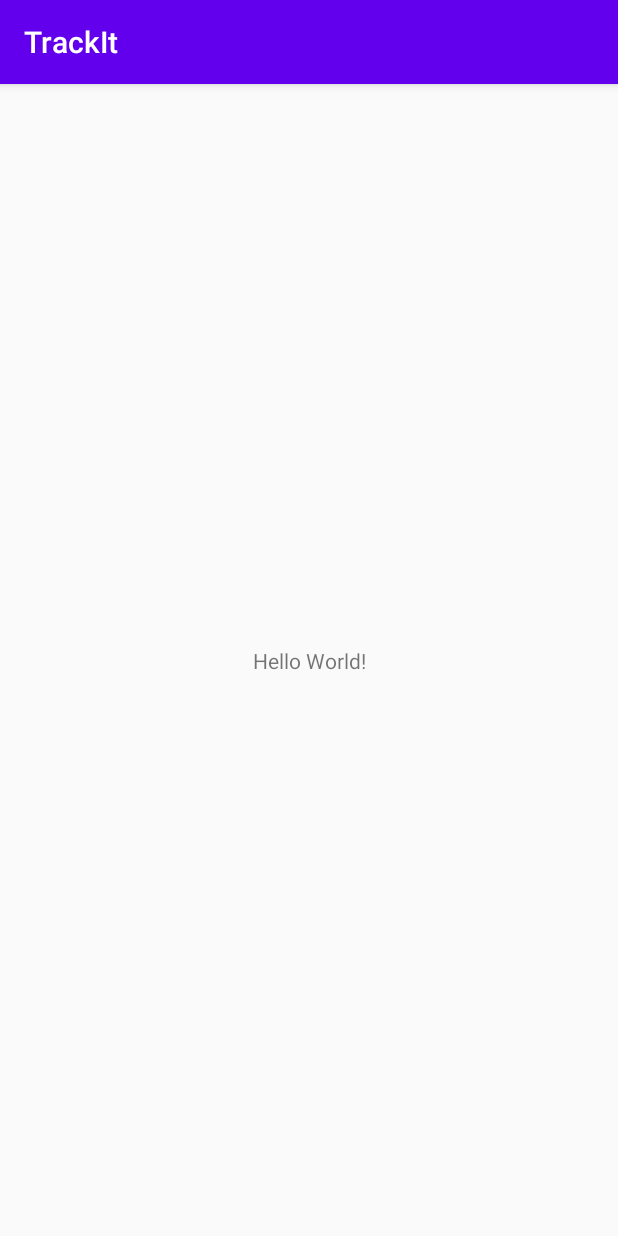
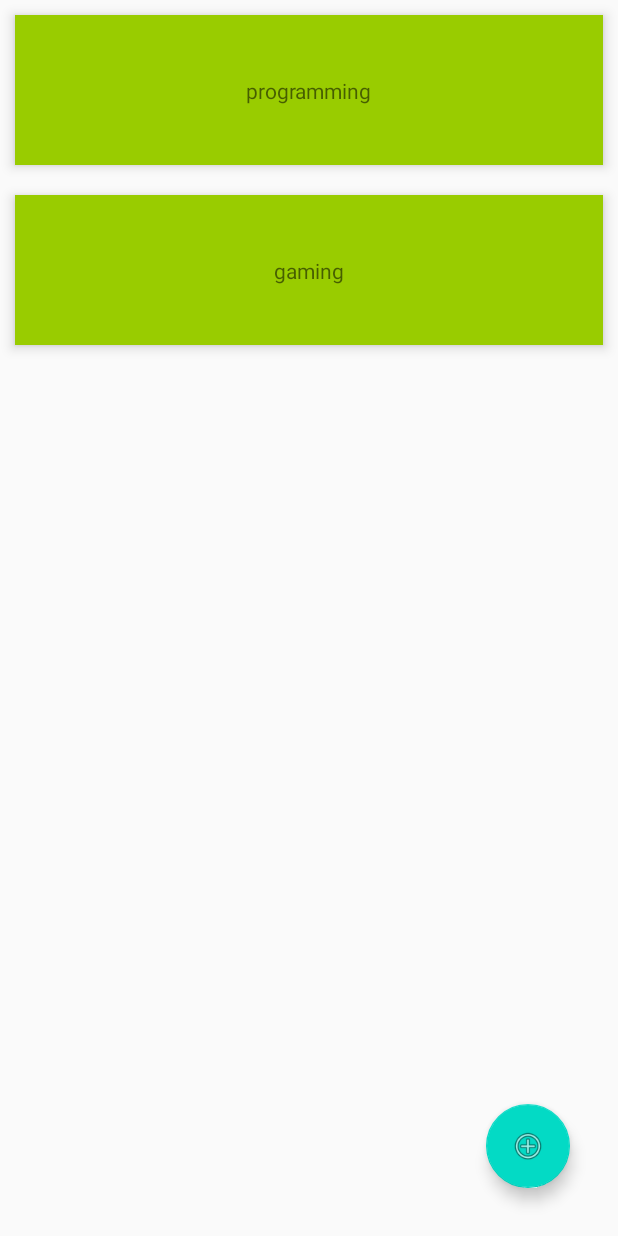
Before and after one commit to dianasebo/trackit, an Android app: the screen it shows after launch (MainActivity before the commit, ViewHabitsActivity after it), on a phone screen of 412 x 824 dp. Run offline under Robolectric (Android 15) with nearby library versions, the phone set to English and light mode, and no system bars.

Commit message:
Initial habits view design

```diff
--- a/app/src/main/AndroidManifest.xml
+++ b/app/src/main/AndroidManifest.xml
@@ -9,6 +9,11 @@
         android:roundIcon="@mipmap/ic_launcher_round"
         android:supportsRtl="true"
         android:theme="@style/AppTheme">
+
+        <activity
+            android:name=".ViewHabitsActivity"
+            android:label="@string/title_activity_view_habits"/>
+
         <activity android:name=".MainActivity">
             <intent-filter>
                 <action android:name="android.intent.action.MAIN" />
--- a/app/src/main/java/org/trackit/MainActivity.kt
+++ b/app/src/main/java/org/trackit/MainActivity.kt
@@ -1,5 +1,6 @@
 package org.trackit
 
+import android.content.Intent
 import androidx.appcompat.app.AppCompatActivity
 import android.os.Bundle
 
@@ -8,5 +9,6 @@ class MainActivity : AppCompatActivity() {
     override fun onCreate(savedInstanceState: Bundle?) {
         super.onCreate(savedInstanceState)
         setContentView(R.layout.activity_main)
+        startActivity(Intent(this, ViewHabitsActivity::class.java))
     }
 }
--- /dev/null
+++ b/app/src/main/java/org/trackit/ViewHabitsActivity.kt
@@ -0,0 +1,142 @@
+package org.trackit
+
+import android.content.Context
+import android.graphics.Canvas
+import android.os.Bundle
+import android.view.LayoutInflater
+import android.view.View
+import android.view.ViewGroup
+import androidx.appcompat.app.AlertDialog
+import androidx.appcompat.app.AppCompatActivity
+import androidx.core.content.ContextCompat
+import androidx.databinding.ObservableArrayList
+import androidx.databinding.ObservableList
+import androidx.lifecycle.LiveData
+import androidx.lifecycle.Observer
+import androidx.lifecycle.MutableLiveData
+import androidx.recyclerview.widget.ItemTouchHelper
+import androidx.recyclerview.widget.LinearLayoutManager
+import androidx.recyclerview.widget.RecyclerView
+import com.google.android.material.snackbar.Snackbar
+import kotlinx.android.synthetic.main.activity_view_habits.*
+import kotlinx.android.synthetic.main.habit_details.view.*
+import kotlinx.android.synthetic.main.habit.view.*
+import org.trackit.data.Habit
+
+class ViewHabitsActivity : AppCompatActivity() {
+    private val habitsLiveData = MutableLiveData<List<Habit>>()
+
+    private lateinit var recyclerView: RecyclerView
+    private lateinit var viewAdapter: RecyclerView.Adapter<*>
+    private lateinit var viewManager: RecyclerView.LayoutManager
+    override fun onCreate(savedInstanceState: Bundle?) {
+        super.onCreate(savedInstanceState)
+        setContentView(R.layout.activity_view_habits)
+        val habits = listOf(Habit("programming"), Habit("gaming")).toMutableList()
+        updateUI(habits)
+        btn_add_habit.setOnClickListener { HabitPopup(this) { habits.add(it); updateUI(habits) }.show() }
+        habitsLiveData.observe(this, Observer { initializeRecyclerView(it) })
+    }
+
+    private fun updateUI(habits: MutableList<Habit>) {
+        habitsLiveData.postValue(habits)
+        if (habits.isEmpty()) {
+            rv_habits.visibility = View.INVISIBLE
+            tv_no_habits.visibility = View.VISIBLE
+        } else {
+            rv_habits.visibility = View.VISIBLE
+            tv_no_habits.visibility = View.INVISIBLE
+        }
+    }
+
+    private fun initializeRecyclerView(habits: List<Habit>) {
+        val habitAdapter = HabitAdapter(layout_view_habits, habits.toMutableList())
+        viewManager = LinearLayoutManager(this)
+        viewAdapter = habitAdapter
+        recyclerView = rv_habits.apply {
+            setHasFixedSize(true)
+            layoutManager = viewManager
+            adapter = viewAdapter
+        }
+        val swipeHelper = ItemTouchHelper(SwipeToDeleteHabit(this, habitAdapter))
+        swipeHelper.attachToRecyclerView(recyclerView)
+    }
+}
+
+class HabitAdapter(private val parent: View, private val habits: MutableList<Habit>) : RecyclerView.Adapter<HabitAdapter.HabitViewHolder>() {
+
+    class HabitViewHolder(val view: View) : RecyclerView.ViewHolder(view)
+
+    override fun onCreateViewHolder(parent: ViewGroup, viewType: Int): HabitViewHolder {
+        return HabitViewHolder(LayoutInflater.from(parent.context).inflate(R.layout.habit, parent, false))
+    }
+
+    override fun onBindViewHolder(holder: HabitViewHolder, position: Int) {
+        val habit = habits[position]
+        holder.view.tv_habit_name.text = habit.name
+        holder.view.setOnClickListener {
+            HabitPopup(parent.context, habit) { notifyItemChanged(position) }.show()
+        }
+    }
+
+    override fun getItemCount(): Int = habits.size
+
+    fun deleteItem(position: Int) {
+        val deletedHabit = habits.removeAt(position)
+        notifyItemRemoved(position)
+        showUndoSnackbar(position, deletedHabit)
+    }
+
+    private fun showUndoSnackbar(position: Int, deletedHabit: Habit) {
+        Snackbar.make(parent, "Habit deleted", Snackbar.LENGTH_LONG)
+            .setAction("Undo") { undoDelete(position, deletedHabit) }
+            .show()
+    }
+
+    private fun undoDelete(position: Int, deletedHabit: Habit) {
+        habits.add(position, deletedHabit)
+        notifyItemInserted(position)
+    }
+}
+
+class HabitPopup(private val context: Context, private val habit: Habit = Habit(), private val onSave: (Habit) -> Unit = { }) {
+    fun show() {
+        val dialogView = View.inflate(context, R.layout.habit_details, null)
+        val alertDialog = AlertDialog.Builder(context).create()
+        dialogView.txt_habit_name.setText(habit.name)
+
+        dialogView.btn_save.setOnClickListener {
+            habit.name = dialogView.txt_habit_name.text.toString()
+            onSave(habit)
+            alertDialog.dismiss()
+        }
+        dialogView.btn_cancel.setOnClickListener { alertDialog.dismiss() }
+        alertDialog.setView(dialogView)
+        alertDialog.show()
+    }
+}
+
+class SwipeToDeleteHabit(context: Context, private val adapter: HabitAdapter) : ItemTouchHelper.SimpleCallback(0, ItemTouchHelper.RIGHT) {
+    private val icon = ContextCompat.getDrawable(context, android.R.drawable.ic_menu_delete)!!
+
+    override fun onChildDraw(c: Canvas, recyclerView: RecyclerView, viewHolder: RecyclerView.ViewHolder, dX: Float, dY: Float, actionState: Int, isCurrentlyActive: Boolean ) {
+        super.onChildDraw(c, recyclerView, viewHolder, dX, dY, actionState, isCurrentlyActive)
+
+        if (dX > 0) {
+            val item = viewHolder.itemView
+            val iconMargin = (item.height - icon.intrinsicHeight) / 2
+            val iconTop = item.top + iconMargin
+            val iconBottom = iconTop + icon.intrinsicHeight
+            val iconLeft = item.left + iconMargin
+            val iconRight = item.left + iconMargin + icon.intrinsicWidth
+            icon.setBounds(iconLeft, iconTop, iconRight, iconBottom)
+        }
+        icon.draw(c)
+    }
+
+    override fun onMove(recyclerView: RecyclerView, viewHolder: RecyclerView.ViewHolder, target: RecyclerView.ViewHolder): Boolean { return false }
+
+    override fun onSwiped(viewHolder: RecyclerView.ViewHolder, direction: Int) {
+        adapter.deleteItem(viewHolder.adapterPosition)
+    }
+}
--- /dev/null
+++ b/app/src/main/java/org/trackit/data/Habit.kt
@@ -0,0 +1,3 @@
+package org.trackit.data
+
+data class Habit(var name: String = "") : Any()
--- /dev/null
+++ b/app/src/main/res/layout/activity_view_habits.xml
@@ -0,0 +1,43 @@
+<?xml version="1.0" encoding="utf-8"?>
+<androidx.coordinatorlayout.widget.CoordinatorLayout
+    android:id="@+id/layout_view_habits"
+    xmlns:android="http://schemas.android.com/apk/res/android"
+    xmlns:app="http://schemas.android.com/apk/res-auto"
+    android:layout_width="match_parent"
+    android:layout_height="match_parent">
+    <androidx.constraintlayout.widget.ConstraintLayout
+        android:layout_width="match_parent"
+        android:layout_height="match_parent">
+
+        <androidx.recyclerview.widget.RecyclerView
+            android:id="@+id/rv_habits"
+            android:layout_width="match_parent"
+            android:layout_height="match_parent"
+            app:layout_constraintBottom_toBottomOf="parent"
+            app:layout_constraintEnd_toEndOf="parent"
+            app:layout_constraintStart_toStartOf="parent"
+            app:layout_constraintTop_toTopOf="parent" />
+
+        <com.google.android.material.floatingactionbutton.FloatingActionButton
+            android:id="@+id/btn_add_habit"
+            android:layout_width="wrap_content"
+            android:layout_height="wrap_content"
+            android:layout_marginEnd="32dp"
+            android:layout_marginBottom="32dp"
+            android:clickable="true"
+            android:focusable="true"
+            app:layout_constraintBottom_toBottomOf="parent"
+            app:layout_constraintEnd_toEndOf="parent"
+            app:srcCompat="@android:drawable/ic_menu_add" />
+
+        <TextView
+            android:id="@+id/tv_no_habits"
+            android:layout_width="wrap_content"
+            android:layout_height="wrap_content"
+            android:text="You have not added any habits yet.."
+            app:layout_constraintBottom_toTopOf="parent"
+            app:layout_constraintEnd_toStartOf="parent"
+            app:layout_constraintStart_toEndOf="parent"
+            app:layout_constraintTop_toBottomOf="parent" />
+    </androidx.constraintlayout.widget.ConstraintLayout>
+</androidx.coordinatorlayout.widget.CoordinatorLayout>
--- /dev/null
+++ b/app/src/main/res/layout/habit.xml
@@ -0,0 +1,21 @@
+<?xml version="1.0" encoding="utf-8"?>
+<androidx.constraintlayout.widget.ConstraintLayout xmlns:android="http://schemas.android.com/apk/res/android"
+    xmlns:app="http://schemas.android.com/apk/res-auto"
+    xmlns:tools="http://schemas.android.com/tools"
+    android:layout_width="match_parent"
+    android:layout_height="100dp"
+    android:layout_margin="10dp"
+    android:background="@android:color/holo_green_light"
+    android:elevation="5dp">
+
+    <TextView
+        android:id="@+id/tv_habit_name"
+        android:layout_width="wrap_content"
+        android:layout_height="wrap_content"
+        android:text="tv_habit_name"
+        app:layout_constraintBottom_toBottomOf="parent"
+        app:layout_constraintEnd_toEndOf="parent"
+        app:layout_constraintHorizontal_bias="0.5"
+        app:layout_constraintStart_toStartOf="parent"
+        app:layout_constraintTop_toTopOf="parent" />
+</androidx.constraintlayout.widget.ConstraintLayout>
--- /dev/null
+++ b/app/src/main/res/values-round/strings.xml
@@ -0,0 +1,3 @@
+<resources>
+    <string name="hello_world">Hello Round World!</string>
+</resources>
--- a/app/src/main/res/values/strings.xml
+++ b/app/src/main/res/values/strings.xml
@@ -1,3 +1,5 @@
 <resources>
     <string name="app_name">TrackIt</string>
+    <string name="title_activity_view_habits">ViewHabitsActivity</string>
+    <string name="hello_world">Hello Square World!</string>
 </resources>
--- a/app/src/main/res/values/styles.xml
+++ b/app/src/main/res/values/styles.xml
@@ -1,6 +1,6 @@
 <resources>
     <!-- Base application theme. -->
-    <style name="AppTheme" parent="Theme.AppCompat.Light.DarkActionBar">
+    <style name="AppTheme" parent="Theme.AppCompat.Light.NoActionBar">
         <!-- Customize your theme here. -->
         <item name="colorPrimary">@color/colorPrimary</item>
         <item name="colorPrimaryDark">@color/colorPrimaryDark</item>
```
Also changed, not shown: app/build.gradle (+11 -0 lines), app/src/main/res/layout/habit_details.xml (added, +75 -0 lines), app/src/main/res/values/dimens.xml (added, +15 -0 lines).
